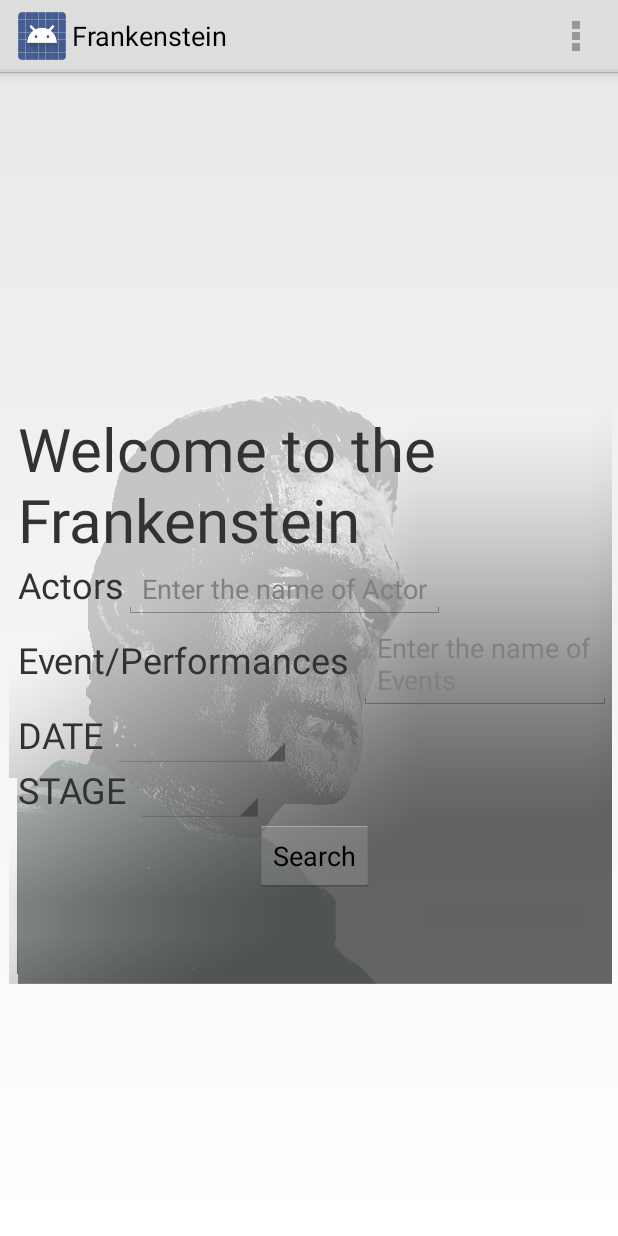
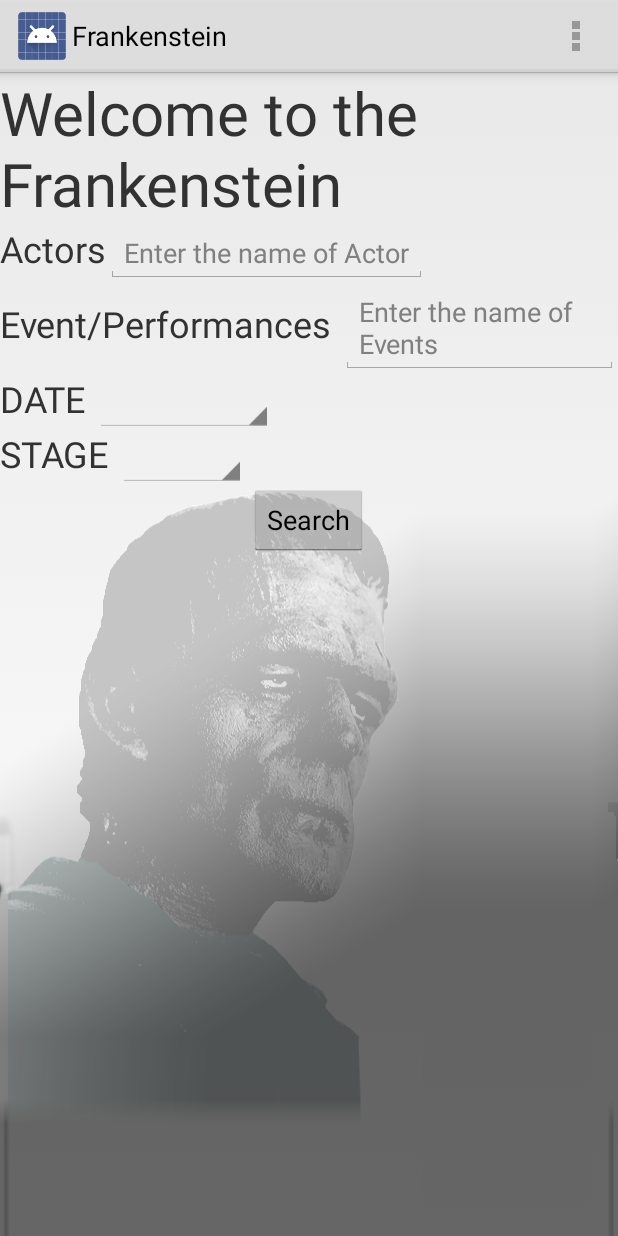
Before and after one commit to ibkrm11/FrankensteinApp, an Android app: the screen it shows after launch (MyActivity), on a phone screen of 412 x 824 dp. Run offline under Robolectric (Android 15) with nearby library versions, the phone set to English and light mode, and no system bars.

Commit message:
merging code from two person takes lots of time

```diff
--- a/app/src/main/AndroidManifest.xml
+++ b/app/src/main/AndroidManifest.xml
@@ -1,7 +1,8 @@
 <?xml version="1.0" encoding="utf-8"?>
 <manifest xmlns:android="http://schemas.android.com/apk/res/android"
     package="com.example.bikram.frankensteinseries" >
-
+    <uses-permission android:name="android.permission.INTERNET" />
+    <uses-permission android:name="android.permission.ACCESS_NETWORK_STATE" />
     <application
         android:allowBackup="true"
         android:icon="@drawable/pranky"
--- a/app/src/main/java/com/example/bikram/frankensteinseries/MyActivity.java
+++ b/app/src/main/java/com/example/bikram/frankensteinseries/MyActivity.java
@@ -42,7 +42,7 @@ public class MyActivity extends Activity {
         spinner.setOnItemSelectedListener(new AdapterView.OnItemSelectedListener(){
             public void onItemSelected(AdapterView<?> parent, View view,
                                        int pos, long id) {
-                timeday = parent.getItemAtPosition(pos).toString().toLowerCase();
+                timeday = parent.getItemAtPosition(pos).toString();
             }
 
             public void onNothingSelected(AdapterView<?> parent) {
@@ -60,7 +60,7 @@ public class MyActivity extends Activity {
         spinner1.setOnItemSelectedListener(new AdapterView.OnItemSelectedListener(){
             public void onItemSelected(AdapterView<?> parent, View view,
                                        int pos, long id) {
-                stage = parent.getItemAtPosition(pos).toString().toLowerCase();
+                stage = parent.getItemAtPosition(pos).toString();
             }
 
             public void onNothingSelected(AdapterView<?> parent) {
@@ -73,8 +73,8 @@ public class MyActivity extends Activity {
         searchButton.setOnClickListener(new View.OnClickListener() {
         @Override
             public void onClick(View v) {
-            actorName = ((EditText) findViewById(R.id.actors_name)).getText().toString().toLowerCase();
-            eventName = ((EditText) findViewById(R.id.event_name)).getText().toString().toLowerCase();
+            actorName = ((EditText) findViewById(R.id.actors_name)).getText().toString();
+            eventName = ((EditText) findViewById(R.id.event_name)).getText().toString();
             System.out.println("Event Details");
             System.out.println(actorName +" "+ eventName +"  "+ " "+ timeday + "  " +stage   );
 
--- a/app/src/main/res/layout/activity_my.xml
+++ b/app/src/main/res/layout/activity_my.xml
@@ -12,8 +12,12 @@
         android:layout_width="fill_parent"
         android:layout_height="wrap_content"
         android:orientation="vertical"
-        android:layout_gravity="center_vertical"
+        android:layout_gravity="right"
         android:gravity="center" >
+        <LinearLayout
+            android:layout_width="wrap_content"
+            android:layout_height="wrap_content"
+            android:orientation="vertical">
             <TextView
                 android:text="Welcome to the Frankenstein"
                 android:layout_width="wrap_content"
@@ -79,7 +83,7 @@
                     android:entries="@array/array_stage"
                     android:prompt="@string/stage_choose"/>
             </LinearLayout>
-
+        </LinearLayout>
         <Button
             android:id="@+id/search_button"
             android:layout_width="wrap_content"
```
Also changed, not shown: app/src/main/java/com/example/bikram/frankensteinseries/SearchResults.java (+87 -0 lines), app/src/main/res/drawable-hdpi/frank1.png (deleted), app/src/main/res/drawable-hdpi/frank2.png (deleted), app/src/main/res/drawable-hdpi/frank4.9.png, app/src/main/res/drawable-hdpi/ic_frank1.png (deleted), 2 other files. Lines whose indentation alone changed are shown as unchanged.
